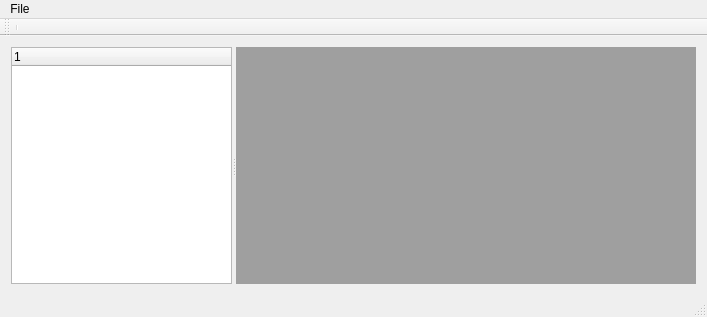
Above: CiaicMemorias/mainwindow.ui from irgNemo/oscarMariscal before the change. Below: the same form after it.
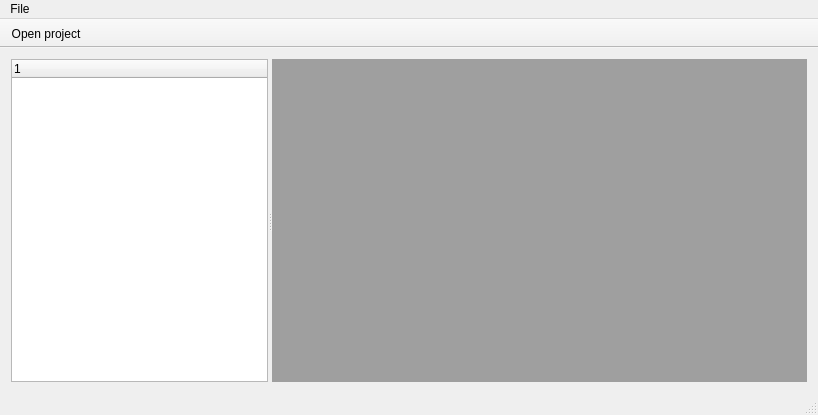
That is the form after the change. Icons and pictures are not drawn.

The edit to the form file:
```diff
--- a/CiaicMemorias/mainwindow.ui
+++ b/CiaicMemorias/mainwindow.ui
@@ -6,8 +6,8 @@
    <rect>
     <x>0</x>
     <y>0</y>
-    <width>707</width>
-    <height>317</height>
+    <width>818</width>
+    <height>415</height>
    </rect>
   </property>
   <property name="windowTitle">
@@ -47,7 +47,7 @@
     <rect>
      <x>0</x>
      <y>0</y>
-     <width>707</width>
+     <width>818</width>
      <height>22</height>
     </rect>
    </property>
@@ -60,19 +60,25 @@
    <addaction name="menuFile"/>
   </widget>
   <widget class="QToolBar" name="mainToolBar">
+   <property name="enabled">
+    <bool>true</bool>
+   </property>
    <property name="minimumSize">
     <size>
      <width>0</width>
      <height>10</height>
     </size>
    </property>
+   <property name="movable">
+    <bool>false</bool>
+   </property>
    <attribute name="toolBarArea">
     <enum>TopToolBarArea</enum>
    </attribute>
    <attribute name="toolBarBreak">
     <bool>false</bool>
    </attribute>
-   <addaction name="separator"/>
+   <addaction name="actionOpen_project"/>
   </widget>
   <widget class="QStatusBar" name="statusBar"/>
   <action name="actionOpen_project">
```
Left out of the diff: 8 changed lines with no effect on the pictures.
